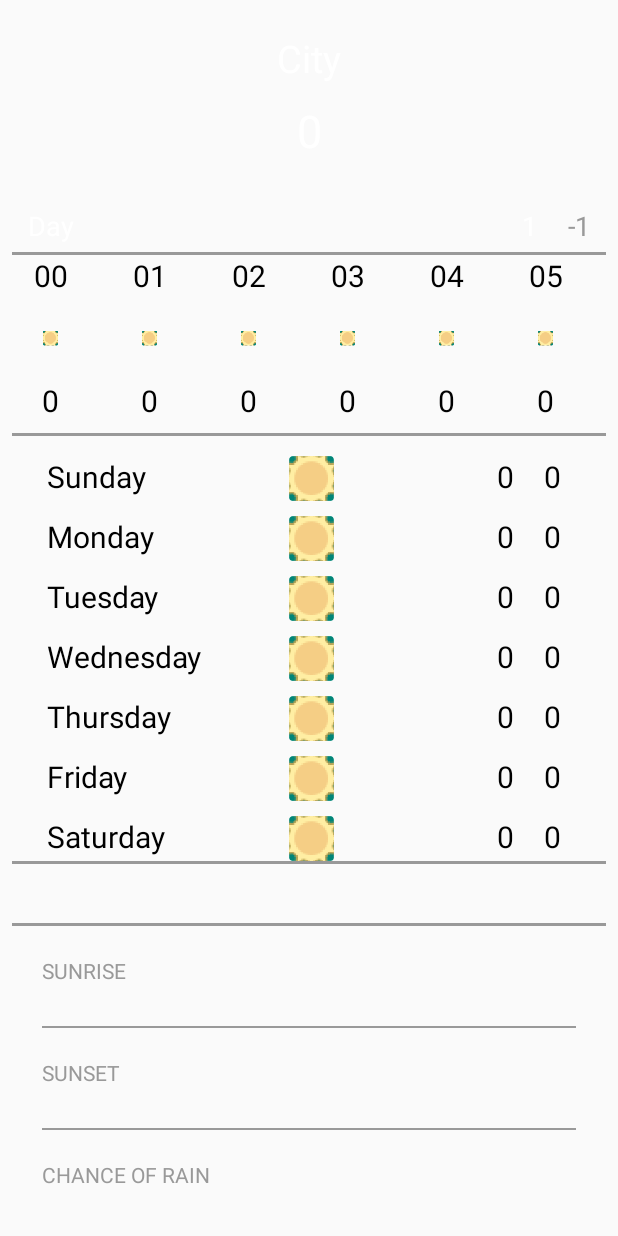
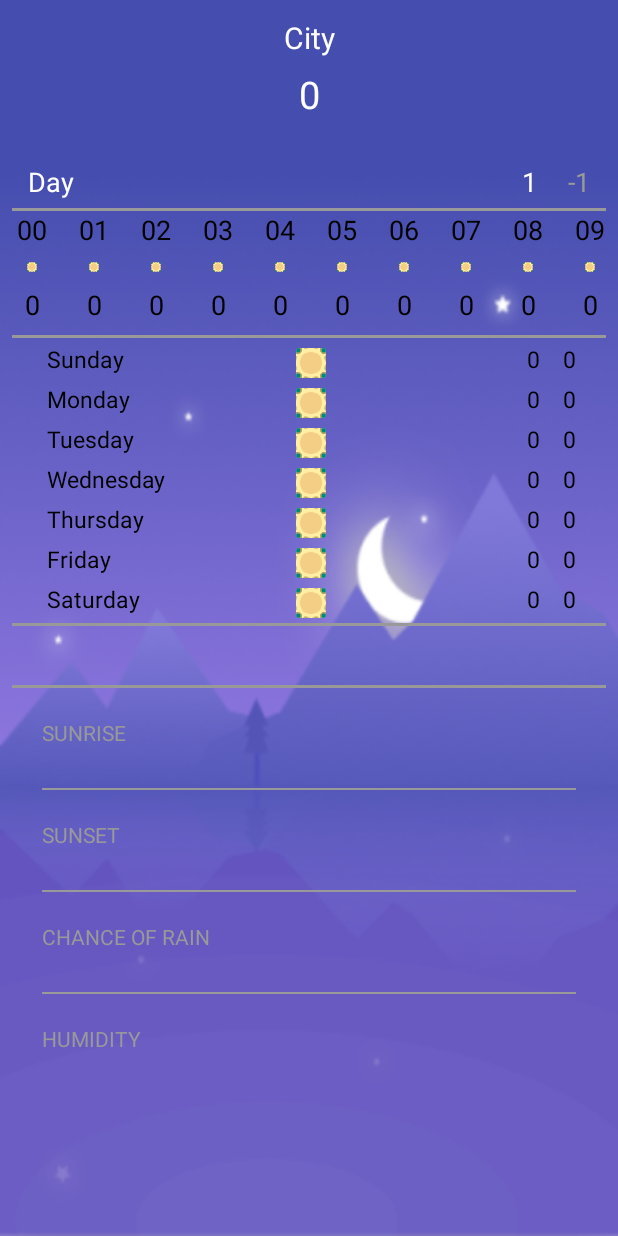
Before and after one commit to Akhilesh002/Weather, an Android app: the screen it shows after launch (MainActivity), on a phone screen of 412 x 824 dp. Run offline under Robolectric (Android 15) with nearby library versions, the phone set to English and light mode, and no system bars; our stand-ins replace Volley; network calls fail; 1 statement that could not run was skipped.

Commit message:
Font resize

```diff
--- a/app/src/main/java/com/akhilesh002/weather/MainActivity.java
+++ b/app/src/main/java/com/akhilesh002/weather/MainActivity.java
@@ -146,20 +146,22 @@ public class MainActivity extends AppCompatActivity {
                                 cityTemperature.setText(new DecimalFormat("##.##").format(currentTemperature));
                                 float ct = Float.parseFloat(new DecimalFormat("##.##").format(currentTemperature));
 
-                                if(ct > 99 && ct <= 100){
+                                if (ct > 100){
+                                    parentConstraintLayout.setBackgroundResource(R.drawable.background_2);
+                                }else if(ct > 99 && ct <= 100){
                                     parentConstraintLayout.setBackgroundColor(0x99000099);
                                 }else if (ct > 98 && ct <= 99){
                                     parentConstraintLayout.setBackgroundColor(0x88000088);
                                 }else if(ct > 97 && ct <= 98){
                                     parentConstraintLayout.setBackgroundColor(0x77000077);
                                 }else if(ct > 96 && ct <= 97){
-                                    parentConstraintLayout.setBackgroundColor(0x66000066);
+                                    parentConstraintLayout.setBackgroundColor(0xAA000066);
                                 }else if(ct > 95 && ct <= 96){
                                     parentConstraintLayout.setBackgroundColor(0x55000055);
                                 }else if(ct > 94 && ct <= 95){
                                     parentConstraintLayout.setBackgroundColor(0x44000044);
                                 }else{
-                                    parentConstraintLayout.setBackgroundColor(0x55555555);
+                                    parentConstraintLayout.setBackgroundResource(R.drawable.background_1);
                                 }
                                 double tempMax = ((((Double.parseDouble(mainObject.getString("temp_max")) - 273.15) * 9) / 5) + 32);
                                 maximumTemperature.setText(new DecimalFormat("##.##").format(tempMax));
--- a/app/src/main/java/com/akhilesh002/weather/pojo/Wind.java
+++ b/app/src/main/java/com/akhilesh002/weather/pojo/Wind.java
@@ -10,7 +10,7 @@ public class Wind {
     private Float speed;
     @SerializedName("deg")
     @Expose
-    private Integer deg;
+    private Float deg;
 
     /**
      * No args constructor for use in serialization
@@ -24,7 +24,7 @@ public class Wind {
      * @param speed
      * @param deg
      */
-    public Wind(Float speed, Integer deg) {
+    public Wind(Float speed, Float deg) {
         super();
         this.speed = speed;
         this.deg = deg;
@@ -38,11 +38,11 @@ public class Wind {
         this.speed = speed;
     }
 
-    public Integer getDeg() {
+    public Float getDeg() {
         return deg;
     }
 
-    public void setDeg(Integer deg) {
+    public void setDeg(Float deg) {
         this.deg = deg;
     }
 
--- a/app/src/main/res/layout/activity_main.xml
+++ b/app/src/main/res/layout/activity_main.xml
@@ -5,7 +5,8 @@
     android:layout_width="match_parent"
     android:layout_height="match_parent"
     tools:context=".MainActivity"
-    android:id="@+id/parent_layout">
+    android:id="@+id/parent_layout"
+    android:background="@drawable/background_1">
 
     <RelativeLayout
         android:id="@+id/top_section"
@@ -13,7 +14,6 @@
         android:layout_height="wrap_content"
         android:layout_marginStart="8dp"
         android:layout_marginLeft="8dp"
-        android:layout_marginTop="8dp"
         android:layout_marginEnd="8dp"
         android:layout_marginRight="8dp"
         android:layout_marginBottom="8dp"
@@ -35,8 +35,8 @@
             android:layout_alignParentRight="true"
             android:text="@string/city"
             android:textColor="@android:color/white"
-            android:textSize="25sp"
-            android:padding="5dp"
+            android:textSize="20sp"
+            android:padding="3dp"
             android:gravity="center_horizontal"/>
 
         <TextView
@@ -50,8 +50,8 @@
             android:layout_alignParentRight="true"
             android:text="@string/temperature"
             android:textColor="@android:color/white"
-            android:textSize="30sp"
-            android:padding="5dp"
+            android:textSize="25sp"
+            android:padding="3dp"
             android:gravity="center_horizontal"/>
 
         <TextView
--- a/app/src/main/res/layout/per_day_temperature.xml
+++ b/app/src/main/res/layout/per_day_temperature.xml
@@ -14,20 +14,20 @@
         android:layout_alignParentTop="true"
         android:layout_marginStart="20dp"
         android:layout_marginLeft="20dp"
-        android:layout_marginTop="10dp"
         android:text="@string/day_1"
         android:textColor="@android:color/black"
-        android:textSize="20sp"
+        android:textSize="15sp"
         app:layout_constraintStart_toStartOf="parent"
         app:layout_constraintTop_toTopOf="parent" />
 
     <ImageView
         android:id="@+id/days_icon"
-        android:layout_width="30dp"
-        android:layout_height="30dp"
+        android:layout_width="20dp"
+        android:layout_height="20dp"
+        android:layout_marginTop="3dp"
+        android:layout_marginBottom="3dp"
         android:layout_alignParentTop="true"
         android:layout_centerInParent="true"
-        android:layout_marginTop="10dp"
         android:src="@mipmap/ic_sun"
         app:layout_constraintLeft_toLeftOf="parent"
         app:layout_constraintRight_toRightOf="parent"
@@ -37,14 +37,13 @@
         android:id="@+id/days_temp_max"
         android:layout_width="wrap_content"
         android:layout_height="wrap_content"
-        android:layout_marginTop="10dp"
-        android:layout_marginEnd="20dp"
-        android:layout_marginRight="20dp"
+        android:layout_marginEnd="15dp"
+        android:layout_marginRight="15dp"
         android:layout_toStartOf="@+id/days_temp_min"
         android:layout_toLeftOf="@+id/days_temp_min"
         android:text="@string/temperature"
         android:textColor="@android:color/black"
-        android:textSize="20sp" />
+        android:textSize="15sp" />
 
     <TextView
         android:id="@+id/days_temp_min"
@@ -53,12 +52,11 @@
         android:layout_alignParentTop="true"
         android:layout_alignParentEnd="true"
         android:layout_alignParentRight="true"
-        android:layout_marginTop="10dp"
-        android:layout_marginEnd="30dp"
-        android:layout_marginRight="30dp"
+        android:layout_marginEnd="20dp"
+        android:layout_marginRight="20dp"
         android:text="@string/temperature"
         android:textColor="@android:color/black"
-        android:textSize="20sp"
+        android:textSize="15sp"
         app:layout_constraintEnd_toEndOf="parent"
         app:layout_constraintTop_toTopOf="parent" />
 
--- a/app/src/main/res/layout/per_hour_temperature.xml
+++ b/app/src/main/res/layout/per_hour_temperature.xml
@@ -16,18 +16,17 @@
         android:layout_marginRight="8dp"
         android:text="@string/hour"
         android:textColor="@android:color/black"
-        android:textSize="20sp"
+        android:textSize="18sp"
         app:layout_constraintEnd_toEndOf="parent"
         app:layout_constraintStart_toStartOf="parent"
         app:layout_constraintTop_toTopOf="parent" />
 
     <ImageView
         android:id="@+id/hour_temperature_image"
-        android:layout_width="50dp"
-        android:layout_height="40dp"
+        android:layout_width="25dp"
+        android:layout_height="25dp"
         android:layout_marginStart="8dp"
         android:layout_marginLeft="8dp"
-        android:layout_marginTop="8dp"
         android:layout_marginEnd="8dp"
         android:layout_marginRight="8dp"
         app:layout_constraintEnd_toEndOf="parent"
@@ -41,7 +40,6 @@
         android:layout_height="wrap_content"
         android:layout_marginStart="8dp"
         android:layout_marginLeft="8dp"
-        android:layout_marginTop="8dp"
         android:layout_marginEnd="8dp"
         android:layout_marginRight="8dp"
         app:layout_constraintEnd_toEndOf="parent"
@@ -49,6 +47,6 @@
         app:layout_constraintTop_toBottomOf="@+id/hour_temperature_image"
         android:text="@string/temperature"
         android:textColor="@android:color/black"
-        android:textSize="20sp"/>
+        android:textSize="18sp"/>
 
 </android.support.constraint.ConstraintLayout>
```
